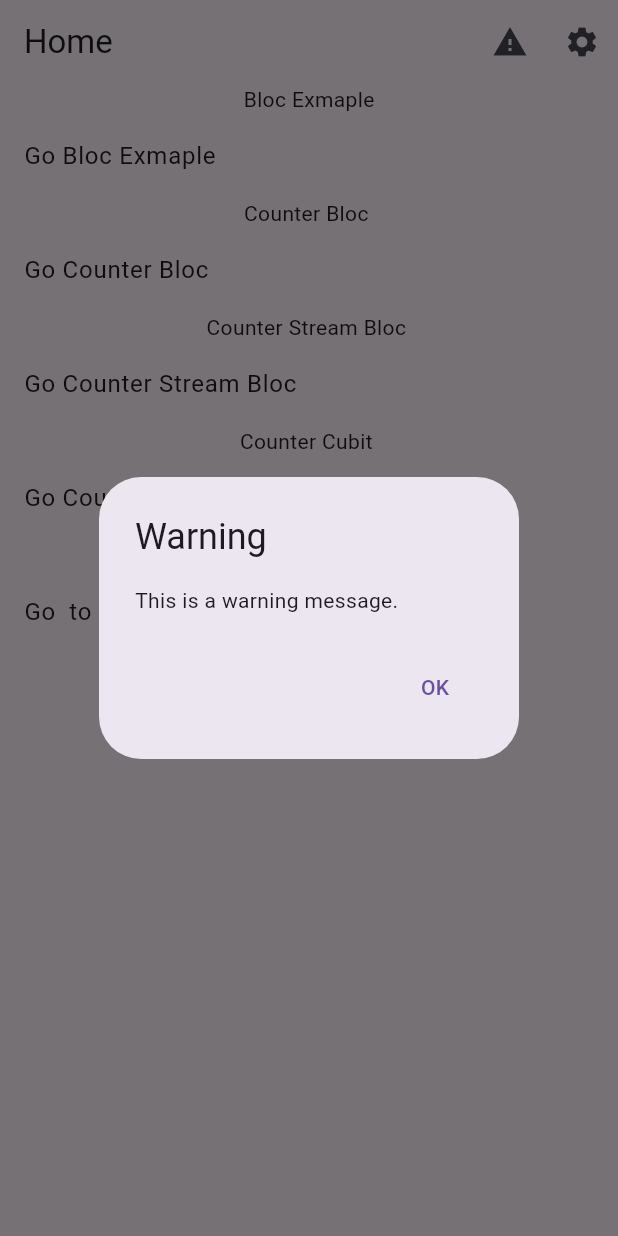
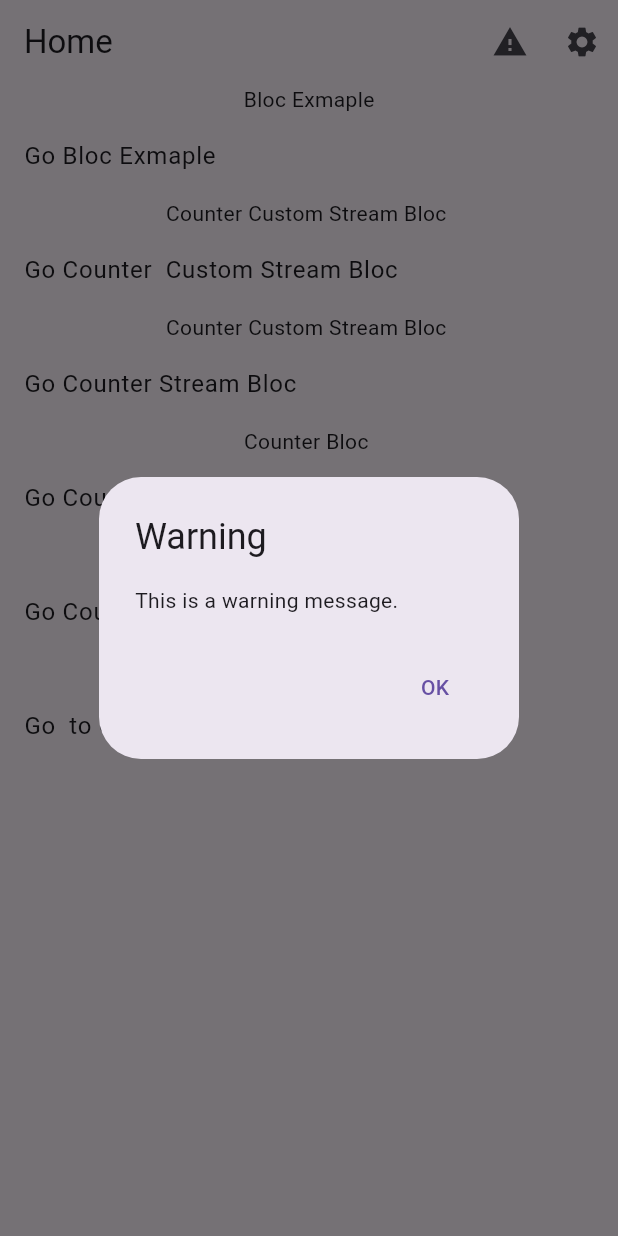
Before and after one commit to GachiB0y/example_custom_bloc_stream, a Flutter app: the screen it shows after launch, after a tap on the "warning" icon, on a phone screen of 412 x 824 dp. Run offline on Flutter 3.47's test engine with Material 3 defaults, Android fonts, the phone set to English and light mode, and no system bars; our stand-ins replace bloc, bloc_concurrency, flutter_bloc; missing offline and left inert: dart:html, stream_bloc.

Commit message:
add custom stream
add custom stream

```diff
--- a/lib/app.dart
+++ b/lib/app.dart
@@ -131,6 +131,26 @@ class BodyWidget extends StatelessWidget {
                       AppPages.bloc.page(),
                     ]),
           ),
+          const Text('Counter Custom Stream Bloc '),
+          ListTile(
+            title: const Text('Go Counter  Custom Stream Bloc'),
+            onTap: () => AppNavigator.change(
+                context,
+                (pages) => [
+                      ...pages,
+                      AppPages.blocStreamCounter.page(),
+                    ]),
+          ),
+          const Text('Counter Custom Stream Bloc '),
+          ListTile(
+            title: const Text('Go Counter Stream Bloc'),
+            onTap: () => AppNavigator.change(
+                context,
+                (pages) => [
+                      ...pages,
+                      AppPages.blocStreamCounter.page(),
+                    ]),
+          ),
           const Text('Counter Bloc '),
           ListTile(
             title: const Text('Go Counter Bloc'),
@@ -139,16 +159,6 @@ class BodyWidget extends StatelessWidget {
                 (pages) => [
                       ...pages,
                       AppPages.blocCounter.page(),
-                    ]),
-          ),
-          const Text('Counter Stream Bloc '),
-          ListTile(
-            title: const Text('Go Counter Stream Bloc'),
-            onTap: () => AppNavigator.change(
-                context,
-                (pages) => [
-                      ...pages,
-                      AppPages.blocStreamCounter.page(),
                     ]),
           ),
           const Text('Counter Cubit '),
--- a/lib/router/pages.dart
+++ b/lib/router/pages.dart
@@ -5,6 +5,7 @@ import 'package:bloc_stream/feature/category/widget/category_screen.dart';
 import 'package:bloc_stream/feature/color/widget/colors_screen.dart';
 import 'package:bloc_stream/feature/counter/widget/counter_bloc_screen.dart';
 import 'package:bloc_stream/feature/counter/widget/counter_cubit_screen.dart';
+import 'package:bloc_stream/feature/counter/widget/counter_custom_stream_bloc.dart';
 import 'package:bloc_stream/feature/counter/widget/counter_stream_bloc_screen.dart';
 import 'package:bloc_stream/feature/product/widget/product_screen.dart';
 import 'package:flutter/material.dart';
@@ -13,6 +14,9 @@ enum AppPages {
   home('home', title: 'Home'),
   blocCounter('bloc-counter', title: 'Bloc Counter'),
   blocStreamCounter('bloc-stream-counter', title: 'Bloc Stream Counter'),
+  blocCustomStreamCounter('bloc-custom-stream-counter',
+      title: 'Bloc Custom Stream Counter'),
+
   cubitCounter('cubit-counter', title: 'Cubit Counter'),
   settings('settings', title: 'Settings'),
   bloc('bloc-example', title: 'Bloc Example'),
@@ -57,6 +61,8 @@ enum AppPages {
         return const CounterCubitScreen();
       case AppPages.blocStreamCounter:
         return const CounterStreamBlocScreen();
+      case AppPages.blocCustomStreamCounter:
+        return const CounterCustomStreamBlocScreen();
     }
   }
 }
```
Also changed, not shown: lib/feature/counter/bloc/counter_stream_bloc/counter_stream_bloc.dart (+81 -0 lines), lib/feature/counter/widget/counter_custom_stream_bloc.dart (added, +76 -0 lines).
